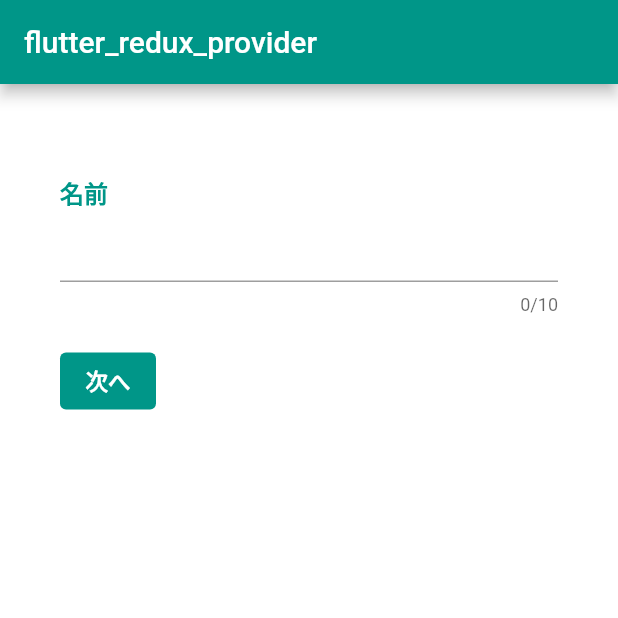
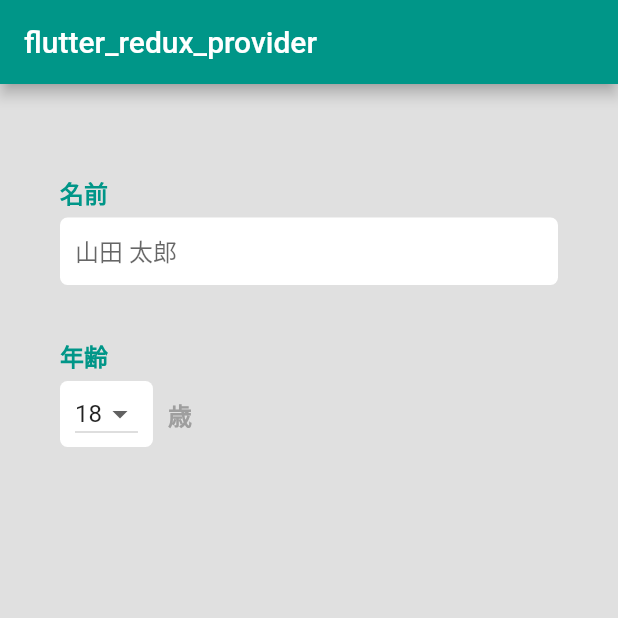
Before and after one commit to EigoAkita/flutter_redux_provider, a Flutter app: the screen it shows after launch, on a phone screen of 412 x 824 dp, the top half of it. Run offline on Flutter 3.47's test engine with Material 2 defaults, Android fonts, the phone set to English and light mode, and no system bars; our stand-ins replace redux; missing offline and left inert: simple_logger.

Commit message:
不要なコメントアウト消去&名前変更,年齢変更の状態管理成功

```diff
--- a/lib/main.dart
+++ b/lib/main.dart
@@ -25,7 +25,7 @@ class MyApp extends StatelessWidget {
     appReducer,
     initialState: AppState(
       name: '',
-      age: 0,
+      age: 18,
       sex: 0,
       prefectures: '',
       hobby: '',
@@ -43,12 +43,14 @@ class MyApp extends StatelessWidget {
         ),
 
         //データの受け渡しだけ行いたい場合
-        Provider(create: (context) => MyAppViewModel(store)),
+        // Provider(
+        //   create: (context) => MyAppViewModel(store),
+        // ),
 
         //NotifyListeners();で変更した値でWidgetを再構築
-        // ChangeNotifierProvider(
-        //   create: (context) => MyAppViewModel(store),
-        // ),
+        ChangeNotifierProvider(
+          create: (context) => MyAppViewModel(store),
+        ),
       ],
       child: MaterialApp(
         home: const MyHomePage(),
--- a/lib/notifier/my_app_view_model.dart
+++ b/lib/notifier/my_app_view_model.dart
@@ -6,14 +6,25 @@ import 'package:flutter_redux_provider/redux/state.dart';
 class MyAppViewModel extends ChangeNotifier {
   MyAppViewModel(this.store);
   Store<AppState>? store;
+  String? inputName;
 
   void addName({@required String? name}) {
     store!.dispatch(AddName(name!));
-    store!.onChange.listen((event) => event.name!);
+    store!.onChange.listen((event) => this.inputName = event.name!);
+    // notifyListeners();
+  }
+
+  void addAge({@required int? age}) {
+    store!.dispatch(AddAge(age!));
+    store!.onChange.listen((event) => event.age!);
     notifyListeners();
   }
 
-  void addAge() {}
+  void addSex({@required int? sex}) {
+    store!.dispatch(AddSex(sex!));
+    store!.onChange.listen((event) => event.sex!);
+    notifyListeners();
+  }
 
   void currentIndex({@required int? index}) {
     store!.dispatch(CurrentIndex(index!));
--- a/lib/view/user_add_hobby_etc_page.dart
+++ b/lib/view/user_add_hobby_etc_page.dart
@@ -11,7 +11,7 @@ class UserAddHobbyEtcPage extends StatelessWidget {
     // final controller = TextEditingController();
 
     return Container(
-      color: Colors.white,
+      color: Colors.grey[300],
       child: Text('${_model.store!.state.name}'),
     );
   }
--- a/lib/view/user_add_name_etc_page.dart
+++ b/lib/view/user_add_name_etc_page.dart
@@ -1,3 +1,4 @@
+import 'package:flutter/cupertino.dart';
 import 'package:flutter/material.dart';
 import 'package:flutter_redux_provider/notifier/my_app_view_model.dart';
 import 'package:provider/provider.dart';
@@ -8,11 +9,8 @@ class UserAddNameEtcPage extends StatelessWidget {
   @override
   Widget build(BuildContext context) {
     final _model = Provider.of<MyAppViewModel>(context, listen: false);
-    final name =
-        context.select((MyAppViewModel model) => model.store!.state.name);
-
+    final _defaultTextTheme = Theme.of(context).textTheme;
     final _controller = TextEditingController();
-    final _defaultTextTheme = Theme.of(context).textTheme;
     final _titleStyle = _defaultTextTheme.subtitle1?.copyWith(
       fontWeight: FontWeight.bold,
       color: Colors.teal,
@@ -20,7 +18,7 @@ class UserAddNameEtcPage extends StatelessWidget {
 
     return Container(
       width: double.infinity,
-      color: Colors.white,
+      color: Colors.grey[300],
       child: Padding(
         padding: const EdgeInsets.all(10),
         child: Padding(
@@ -32,47 +30,113 @@ class UserAddNameEtcPage extends StatelessWidget {
                 height: 50,
               ),
               Text('名前', style: _titleStyle),
-              TextFormField(
+              SizedBox(
+                height: 5,
+              ),
+              Container(
+                height: 45,
+                padding: EdgeInsets.symmetric(horizontal: 10, vertical: 10),
+                decoration: BoxDecoration(
+                  color: Colors.white,
+                  borderRadius: BorderRadius.circular(5),
+                ),
+                child: TextField(
                   onChanged: (text) {
-                  _model.addName(name: _controller.text);
-                  print(_model.store!.state.name);
+                    _model.addName(name: text);
+                    print(text);
                   },
-                controller: _controller,
+                  controller: _controller..text = _model.store!.state.name!,
                   cursorColor: Colors.grey,
-                maxLength: 10,
-                autovalidateMode: AutovalidateMode.onUserInteraction,
+                  decoration: InputDecoration.collapsed(
+                    hintText: '山田 太郎',
+                    border: InputBorder.none,
                   ),
-              Padding(
-                padding: EdgeInsets.only(top: 20),
-                child: Row(
+                ),
+              ),
+              SizedBox(
+                height: 35,
+              ),
+              Text('年齢', style: _titleStyle),
+              SizedBox(
+                height: 5,
+              ),
+              Row(
                 children: <Widget>[
-                    TextButton(
-                      style: ButtonStyle(
-                          backgroundColor:
-                              MaterialStateProperty.all<Color>(Colors.teal)),
-                      onPressed: () {
-                        _model.addName(name: _controller.text);
-                        print(_model.store!.state.name);
+                  Container(
+                    padding: EdgeInsets.symmetric(
+                      horizontal: 10,
+                      vertical: 10,
+                    ),
+                    decoration: BoxDecoration(
+                      color: Colors.white,
+                      borderRadius: BorderRadius.circular(5),
+                    ),
+                    child: DropdownButton<int>(
+                      items: <int>[
+                        18,
+                        19,
+                        20,
+                        21,
+                        22,
+                        23,
+                        24,
+                        25,
+                      ].map((int value) {
+                        return DropdownMenuItem<int>(
+                          value: value,
+                          child: Text(value.toString()),
+                        );
+                      }).toList(),
+                      isDense: true,
+                      value: _model.store!.state.age,
+                      onChanged: (value) {
+                        _model.addAge(age: value);
+                        print(_model.store!.state.age);
                       },
-                      child: Text(
-                        '次へ',
-                        style: TextStyle(
-                          color: Colors.white,
-                          fontSize: 15,
-                          fontWeight: FontWeight.bold,
-                        ),
                     ),
                   ),
                   SizedBox(
                     width: 10,
                   ),
                   Text(
-                      '${name!}',
-                      style: TextStyle(color: Colors.teal),
+                    '歳',
+                    style: _titleStyle!.copyWith(
+                      color: Colors.grey,
+                    ),
                   ),
                 ],
               ),
-              ),
+              // Padding(
+              //   padding: EdgeInsets.only(top: 20),
+              //   child: Row(
+              //     children: <Widget>[
+              //       TextButton(
+              //         style: ButtonStyle(
+              //             backgroundColor:
+              //                 MaterialStateProperty.all<Color>(Colors.teal)),
+              //         onPressed: () {
+              //           _model.addName(name: _controller.text);
+              //           print(_model.store!.state.name);
+              //         },
+              //         child: Text(
+              //           '次へ',
+              //           style: TextStyle(
+              //             color: Colors.white,
+              //             fontSize: 15,
+              //             fontWeight: FontWeight.bold,
+              //           ),
+              //         ),
+              //       ),
+              //       SizedBox(
+              //         width: 10,
+              //       ),
+              //       Text(
+              //         '${name!}',
+              //         style: TextStyle(color: Colors.teal),
+              //       ),
+              //     ],
+              //   ),
+              // ),
             ],
           ),
         ),
--- a/lib/view/user_add_profile_image_page.dart
+++ b/lib/view/user_add_profile_image_page.dart
@@ -11,7 +11,7 @@ class UserAddProfileImagePage extends StatelessWidget {
     // final controller = TextEditingController();
 
     return Container(
-      color: Colors.white,
+      color: Colors.grey[300],
       child: Text('${_model.store!.state.name}'),
     );
   }
```
Lines whose indentation alone changed are shown as unchanged.
